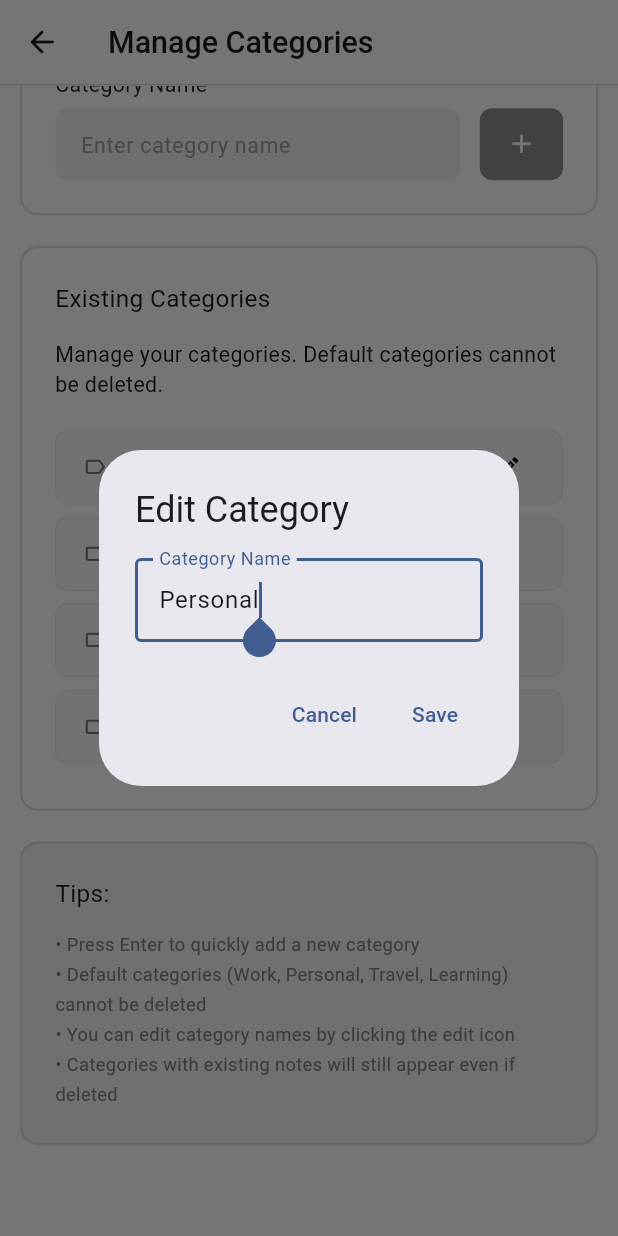
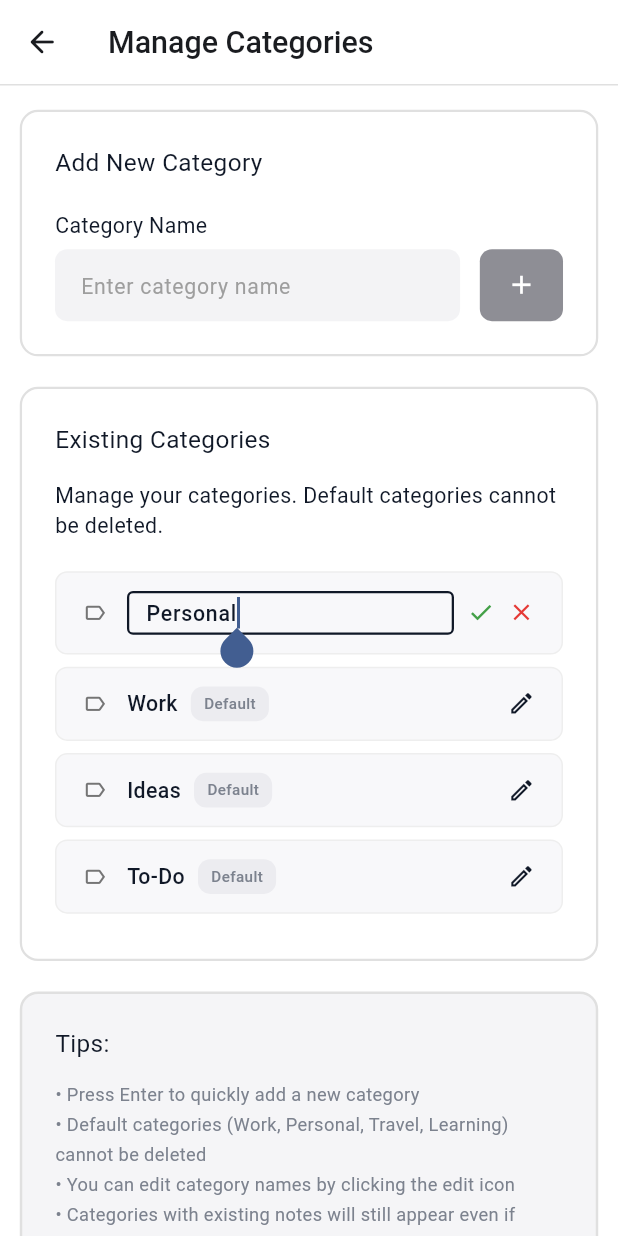
Before and after one commit to jinscodes/app_tact, a Flutter app: the ManageCategoryScreen screen opened by its route, scrolled down 94 dp, after a tap on the "edit" icon, on a phone screen of 412 x 824 dp. Run offline on Flutter 3.47's test engine with Material 3 defaults, Android fonts, the phone set to English and light mode, and no system bars; our stand-ins replace cloud_firestore, firebase_auth, firebase_core, flutter_dotenv, flutter_screenutil, google_sign_in; accounts and stored records are empty.

Commit message:
Add edit and delete function

```diff
--- a/lib/widgets/manage_cate.dart
+++ b/lib/widgets/manage_cate.dart
@@ -18,6 +18,9 @@ class _ManageCategoryScreenState extends State<ManageCategoryScreen> {
   final CategoryService _categoryService = CategoryService();
   bool _isLoading = false;
   String? _errorMessage;
+
+  String? _editingCategoryId;
+  final Map<String, TextEditingController> _editControllers = {};
 
   @override
   void initState() {
@@ -51,14 +54,6 @@ class _ManageCategoryScreenState extends State<ManageCategoryScreen> {
     try {
       await _categoryService.addCategory(_categoryController.text.trim());
       _categoryController.clear();
-      if (mounted) {
-        ScaffoldMessenger.of(context).showSnackBar(
-          const SnackBar(
-            content: Text('Category added successfully!'),
-            backgroundColor: Colors.green,
-          ),
-        );
-      }
     } catch (e) {
       if (mounted) {
         setState(() {
@@ -81,34 +76,13 @@ class _ManageCategoryScreenState extends State<ManageCategoryScreen> {
   }
 
   Future<void> _deleteCategory(Category category) async {
-    final confirm = await showDialog<bool>(
-      context: context,
-      builder: (context) => AlertDialog(
-        title: const Text('Delete Category'),
-        content: Text('Are you sure you want to delete "${category.name}"?'),
-        actions: [
-          TextButton(
-            onPressed: () => Navigator.pop(context, false),
-            child: const Text('Cancel'),
-          ),
-          TextButton(
-            onPressed: () => Navigator.pop(context, true),
-            style: TextButton.styleFrom(foregroundColor: Colors.red),
-            child: const Text('Delete'),
-          ),
-        ],
-      ),
-    );
-
-    if (confirm != true) return;
-
     try {
       await _categoryService.deleteCategory(category.id);
       if (mounted) {
         ScaffoldMessenger.of(context).showSnackBar(
-          const SnackBar(
+          SnackBar(
             content: Text('Category deleted successfully!'),
-            backgroundColor: Colors.green,
+            backgroundColor: AppColors.placeholderGray,
           ),
         );
       }
@@ -124,35 +98,36 @@ class _ManageCategoryScreenState extends State<ManageCategoryScreen> {
     }
   }
 
-  void _showEditDialog(Category category) {
-    final controller = TextEditingController(text: category.name);
+  void _startEditing(Category category) {
+    setState(() {
+      _editingCategoryId = category.id;
+      _editControllers[category.id] =
+          TextEditingController(text: category.name);
+    });
+  }
 
-    showDialog(
-      context: context,
-      builder: (context) => AlertDialog(
-        title: const Text('Edit Category'),
-        content: TextField(
-          controller: controller,
-          decoration: const InputDecoration(
-            labelText: 'Category Name',
-            border: OutlineInputBorder(),
-          ),
-          autofocus: true,
-        ),
-        actions: [
-          TextButton(
-            onPressed: () => Navigator.pop(context),
-            child: const Text('Cancel'),
-          ),
-          TextButton(
-            onPressed: () async {
-              if (controller.text.trim().isNotEmpty) {
+  void _cancelEditing() {
+    setState(() {
+      if (_editingCategoryId != null) {
+        _editControllers[_editingCategoryId!]?.dispose();
+        _editControllers.remove(_editingCategoryId);
+        _editingCategoryId = null;
+      }
+    });
+  }
+
+  Future<void> _saveEdit() async {
+    if (_editingCategoryId == null) return;
+
+    final controller = _editControllers[_editingCategoryId!];
+    if (controller == null || controller.text.trim().isEmpty) return;
+
     try {
       await _categoryService.updateCategory(
-                    category.id,
+        _editingCategoryId!,
         controller.text.trim(),
       );
-                  Navigator.pop(context);
+
       if (mounted) {
         ScaffoldMessenger.of(context).showSnackBar(
           const SnackBar(
@@ -160,31 +135,26 @@ class _ManageCategoryScreenState extends State<ManageCategoryScreen> {
             backgroundColor: Colors.green,
           ),
         );
+        _cancelEditing();
       }
     } catch (e) {
-                  Navigator.pop(context);
       if (mounted) {
         ScaffoldMessenger.of(context).showSnackBar(
           SnackBar(
-                        content:
-                            Text(e.toString().replaceFirst('Exception: ', '')),
+            content: Text(e.toString().replaceFirst('Exception: ', '')),
             backgroundColor: Colors.red,
           ),
         );
       }
     }
   }
-            },
-            child: const Text('Save'),
-          ),
-        ],
-      ),
-    );
-  }
 
   @override
   void dispose() {
     _categoryController.dispose();
+    for (final controller in _editControllers.values) {
+      controller.dispose();
+    }
     super.dispose();
   }
 
@@ -408,6 +378,9 @@ class _ManageCategoryScreenState extends State<ManageCategoryScreen> {
 
                           return Column(
                             children: categories.map((category) {
+                              final isEditing =
+                                  _editingCategoryId == category.id;
+
                               return Container(
                                 margin: EdgeInsets.only(bottom: 8.h),
                                 padding: EdgeInsets.symmetric(
@@ -433,6 +406,50 @@ class _ManageCategoryScreenState extends State<ManageCategoryScreen> {
                                     Expanded(
                                       child: Row(
                                         children: [
+                                          if (isEditing) ...[
+                                            Expanded(
+                                              child: TextField(
+                                                controller: _editControllers[
+                                                    category.id],
+                                                autofocus: true,
+                                                style: TextStyle(
+                                                  fontSize: 14.sp,
+                                                  fontWeight: FontWeight.w500,
+                                                  color: AppColors.baseBlack,
+                                                ),
+                                                decoration: InputDecoration(
+                                                  border: OutlineInputBorder(
+                                                    borderRadius:
+                                                        BorderRadius.circular(
+                                                            4.r),
+                                                    borderSide: BorderSide(
+                                                      color:
+                                                          AppColors.baseBlack,
+                                                      width: 1,
+                                                    ),
+                                                  ),
+                                                  focusedBorder:
+                                                      OutlineInputBorder(
+                                                    borderRadius:
+                                                        BorderRadius.circular(
+                                                            4.r),
+                                                    borderSide: BorderSide(
+                                                      color:
+                                                          AppColors.baseBlack,
+                                                      width: 1.5,
+                                                    ),
+                                                  ),
+                                                  contentPadding:
+                                                      EdgeInsets.symmetric(
+                                                    horizontal: 8.w,
+                                                    vertical: 4.h,
+                                                  ),
+                                                  isDense: true,
+                                                ),
+                                                onSubmitted: (_) => _saveEdit(),
+                                              ),
+                                            ),
+                                          ] else ...[
                                             Text(
                                               category.name,
                                               style: TextStyle(
@@ -451,7 +468,8 @@ class _ManageCategoryScreenState extends State<ManageCategoryScreen> {
                                                 decoration: BoxDecoration(
                                                   color: AppColors.defaultGray,
                                                   borderRadius:
-                                                    BorderRadius.circular(8.r),
+                                                      BorderRadius.circular(
+                                                          8.r),
                                                 ),
                                                 child: Text(
                                                   'Default',
@@ -464,22 +482,41 @@ class _ManageCategoryScreenState extends State<ManageCategoryScreen> {
                                               ),
                                             ],
                                           ],
+                                        ],
                                       ),
                                     ),
                                     SizedBox(width: 8.w),
                                     Row(
                                       mainAxisSize: MainAxisSize.min,
                                       children: [
+                                        if (isEditing) ...[
+                                          GestureDetector(
+                                            onTap: _saveEdit,
+                                            child: Icon(
+                                              Icons.check,
+                                              size: 18.sp,
+                                              color: Colors.green[600],
+                                            ),
+                                          ),
+                                          SizedBox(width: 8.w),
+                                          GestureDetector(
+                                            onTap: _cancelEditing,
+                                            child: Icon(
+                                              Icons.close,
+                                              size: 18.sp,
+                                              color: Colors.red[600],
+                                            ),
+                                          ),
+                                        ] else ...[
                                           GestureDetector(
                                             onTap: () =>
-                                              _showEditDialog(category),
+                                                _startEditing(category),
                                             child: Icon(
                                               Icons.edit_outlined,
                                               size: 18.sp,
                                               color: AppColors.baseBlack,
                                             ),
                                           ),
-                                        SizedBox(width: 8.w),
                                           if (!category.isDefault) ...[
                                             SizedBox(width: 8.w),
                                             GestureDetector(
@@ -491,6 +528,7 @@ class _ManageCategoryScreenState extends State<ManageCategoryScreen> {
                                                 color: Colors.red[600],
                                               ),
                                             ),
+                                          ],
                                         ],
                                       ],
                                     ),
```
Lines whose indentation alone changed are shown as unchanged.
